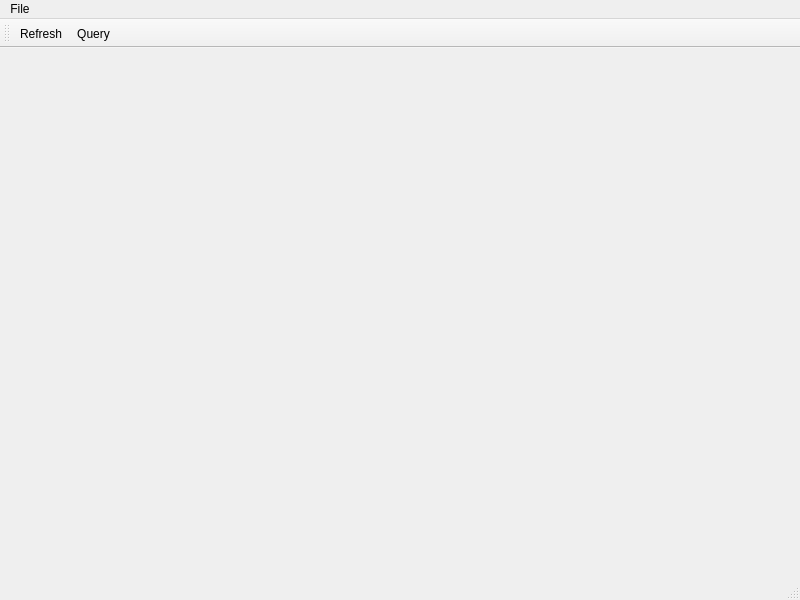
yasarix/QTrac, file ui/MainWindow.ui: the form before one commit.
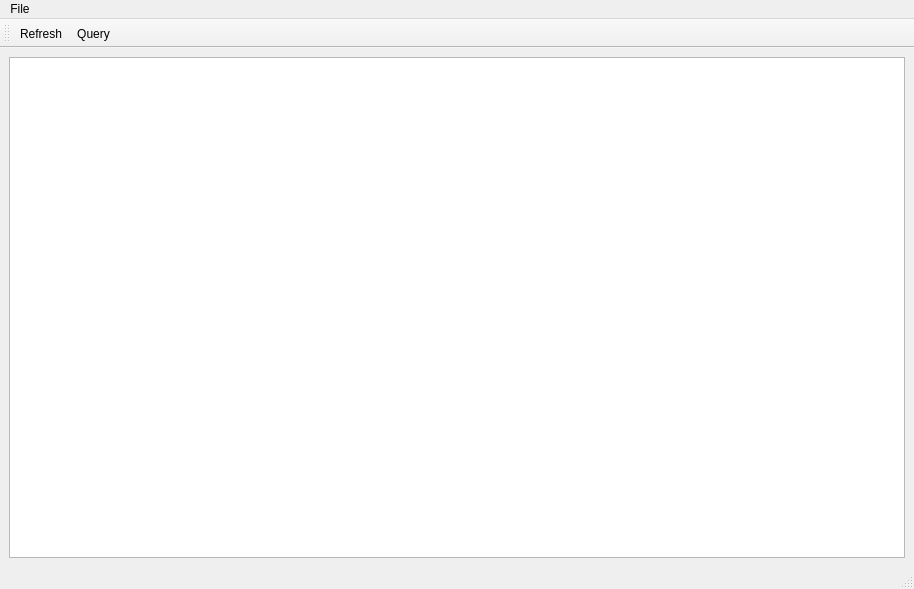
The form after the commit. Icons and pictures are not drawn.

Commit message: Added QTreeView and DataModel for it. Next thing is getting DataModel content from Trac

```diff
--- a/ui/MainWindow.ui
+++ b/ui/MainWindow.ui
@@ -9,20 +9,36 @@
    <rect>
     <x>0</x>
     <y>0</y>
-    <width>800</width>
-    <height>600</height>
+    <width>914</width>
+    <height>589</height>
    </rect>
   </property>
   <property name="windowTitle">
    <string>QTrac</string>
   </property>
-  <widget class="QWidget" name="centralwidget"/>
+  <widget class="QWidget" name="centralwidget">
+   <layout class="QVBoxLayout" name="verticalLayout">
+    <item>
+     <widget class="QTreeView" name="ticketListTree">
+      <property name="editTriggers">
+       <set>QAbstractItemView::NoEditTriggers</set>
+      </property>
+      <property name="tabKeyNavigation">
+       <bool>true</bool>
+      </property>
+      <property name="alternatingRowColors">
+       <bool>true</bool>
+      </property>
+     </widget>
+    </item>
+   </layout>
+  </widget>
   <widget class="QMenuBar" name="menubar">
    <property name="geometry">
     <rect>
      <x>0</x>
      <y>0</y>
-     <width>800</width>
+     <width>914</width>
      <height>22</height>
     </rect>
    </property>
```
The commit also changes 4 other files.
